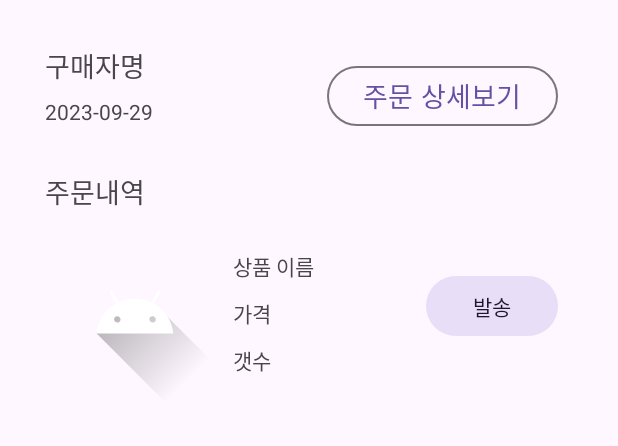
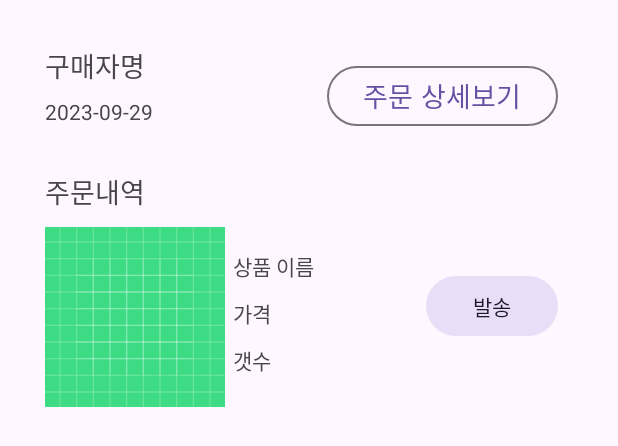
Before and after one commit to giljurha/FinalProject-ShoppingMallService-team2, an Android app: the layout row_sellstate.xml on its own in the app's theme, with its tools: preview values and no code run, on a phone screen of 412 x 824 dp. Shown: the top 446 px of the screen. Run offline under Robolectric (Android 15) with nearby library versions, the phone set to English and light mode, and no system bars; Roboto replaces fonts that are not available here.

Commit message:
fix : 아이콘 이미지 수정

```diff
--- a/CampingUsProjectseller/app/src/main/res/layout/row_sellstate.xml
+++ b/CampingUsProjectseller/app/src/main/res/layout/row_sellstate.xml
@@ -55,7 +55,7 @@
         android:layout_marginTop="10dp"
         app:layout_constraintStart_toStartOf="parent"
         app:layout_constraintTop_toBottomOf="@+id/textViewSellstateOrderHistory"
-        app:srcCompat="@drawable/ic_launcher_foreground" />
+        app:srcCompat="@drawable/ic_launcher_background" />
 
     <TextView
         android:id="@+id/textViewSellstateProdeuctName"
```
